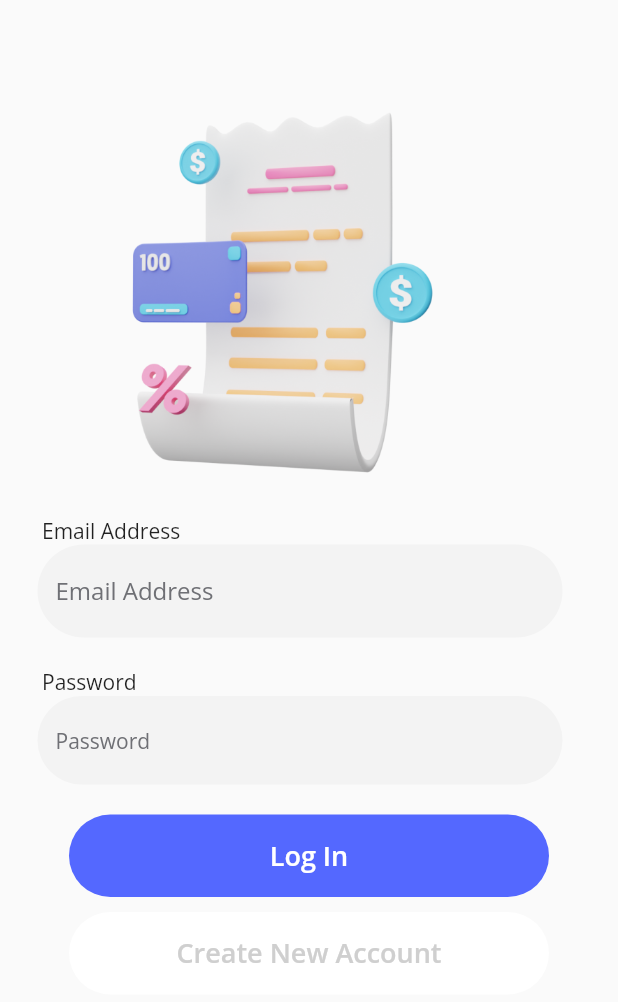
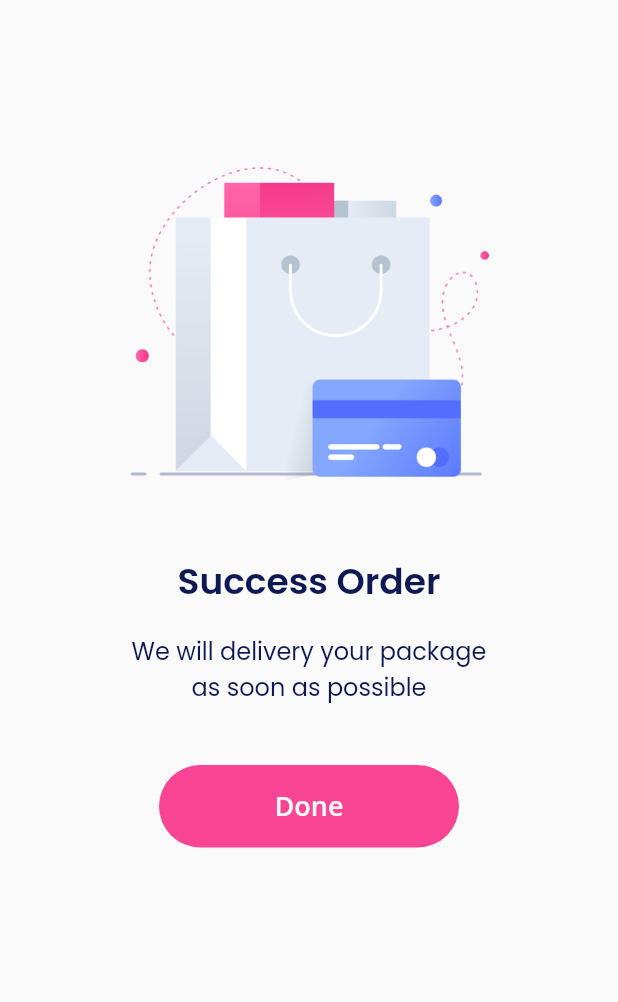
Before and after one commit to zakariyah24/sevendays-slicing, a Flutter app: the screen it shows after launch, on a phone screen of 412 x 824 dp. Shown: the top 1002 px of the screen. Run offline on Flutter 3.47's test engine with Material 2 defaults, Android fonts, the phone set to English and light mode, and no system bars; our stand-ins replace google_fonts.

Commit message:
add first empty and theme file

```diff
--- a/lib/main.dart
+++ b/lib/main.dart
@@ -1,4 +1,5 @@
 import 'package:flutter/material.dart';
+import 'package:sevendays/pages/first_empty.dart';
 import 'package:sevendays/pages/first_signin.dart';
 import 'package:sevendays/pages/first_splash.dart';
 import 'package:sevendays/pages/first_started.dart';
@@ -18,7 +19,7 @@ class SevenDays extends StatelessWidget {
   Widget build(BuildContext context) {
     return const MaterialApp(
       debugShowCheckedModeBanner: false,
-      home: SecondSignin(),
+      home: FirstEmpty(),
     );
   }
 }
--- /dev/null
+++ b/lib/pages/first_empty.dart
@@ -0,0 +1,67 @@
+import 'package:flutter/material.dart';
+import 'package:google_fonts/google_fonts.dart';
+import 'package:sevendays/widgets/theme.dart';
+
+class FirstEmpty extends StatelessWidget {
+  const FirstEmpty({Key? key}) : super(key: key);
+
+  @override
+  Widget build(BuildContext context) {
+    return Scaffold(
+      body: SafeArea(
+        child: Center(
+          child: Column(
+            children: [
+              const SizedBox(
+                height: 110,
+              ),
+              Image.asset(
+                "assets/illustration.png",
+                width: 239.72,
+                height: 210,
+              ),
+              const SizedBox(
+                height: 50,
+              ),
+              Text(
+                "Success Order",
+                style: boldTextStyle,
+              ),
+              const SizedBox(
+                height: 16,
+              ),
+              Text(
+                "We will delivery your package \nas soon as possible",
+                style: lightTextStyle,
+                textAlign: TextAlign.center,
+              ),
+              const SizedBox(
+                height: 40,
+              ),
+              SizedBox(
+                child: TextButton(
+                  style: TextButton.styleFrom(
+                    backgroundColor: const Color(0xffF94593),
+                    shape: RoundedRectangleBorder(
+                      borderRadius: BorderRadius.circular(60),
+                    ),
+                  ),
+                  onPressed: (() {}),
+                  child: Text(
+                    "Done",
+                    style: GoogleFonts.openSans(
+                        fontSize: 18,
+                        fontWeight: FontWeight.w600,
+                        color: const Color(0xffF8F8F8)),
+                  ),
+                ),
+                height: 55,
+                width: 200,
+              ),
+            ],
+          ),
+        ),
+      ),
+    );
+  }
+}
--- /dev/null
+++ b/lib/widgets/theme.dart
@@ -0,0 +1,37 @@
+import 'package:flutter/material.dart';
+import 'package:google_fonts/google_fonts.dart';
+
+//first empty state
+Color blackColor = const Color(0xff0E1954);
+
+TextStyle boldTextStyle = GoogleFonts.poppins(
+  color: blackColor,
+  fontSize: 24,
+  fontWeight: FontWeight.w600,
+);
+
+TextStyle lightTextStyle = GoogleFonts.poppins(
+  color: blackColor,
+  fontSize: 16,
+);
+
+TextStyle buttonTextStyle = GoogleFonts.poppins(
+  color: const Color(0xffF8F8F8),
+  fontSize: 18,
+  fontWeight: FontWeight.w600,
+);
+
+// second empty state
+Color whiteColor = const Color(0xffFFFFFF);
+Color backgroundColor = const Color(0xff1B1B33);
+
+TextStyle boldTextStyle1 = GoogleFonts.poppins(
+  color: whiteColor,
+  fontSize: 24,
+  fontWeight: FontWeight.w600,
+);
+
+TextStyle lightTextStyle1 = GoogleFonts.poppins(
+  color: whiteColor,
+  fontSize: 16,
+);
```
Also changed, not shown: assets/illustration.png (added), assets/illustration_2.png (added), assets/purple_button_2.png (added).
